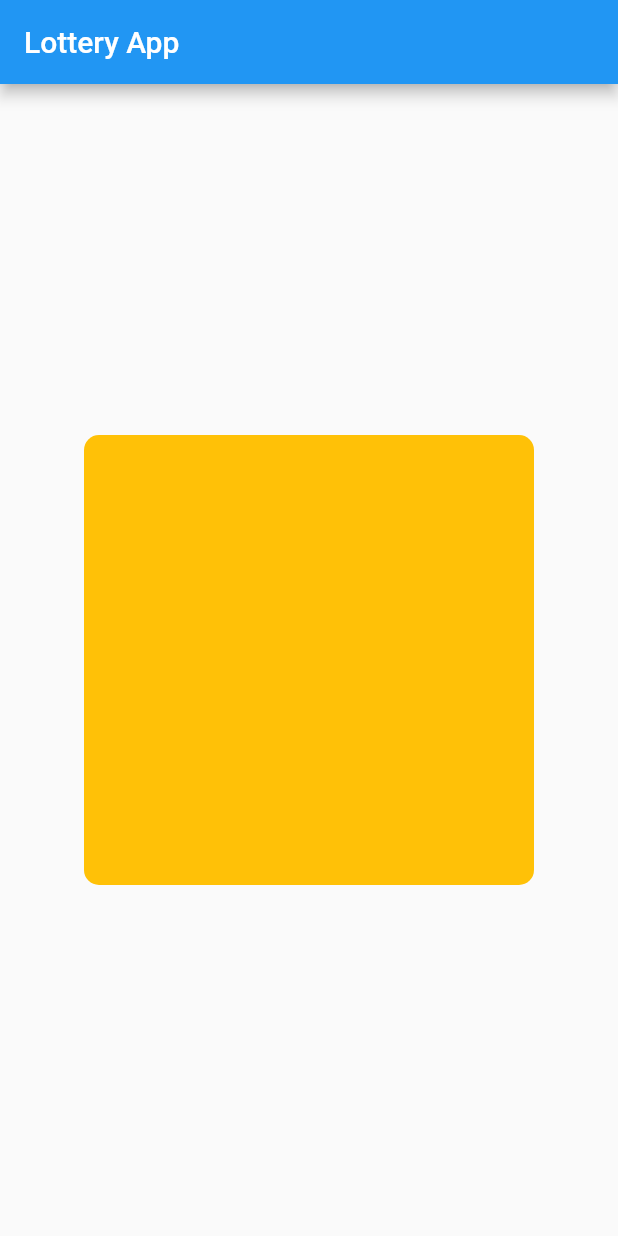
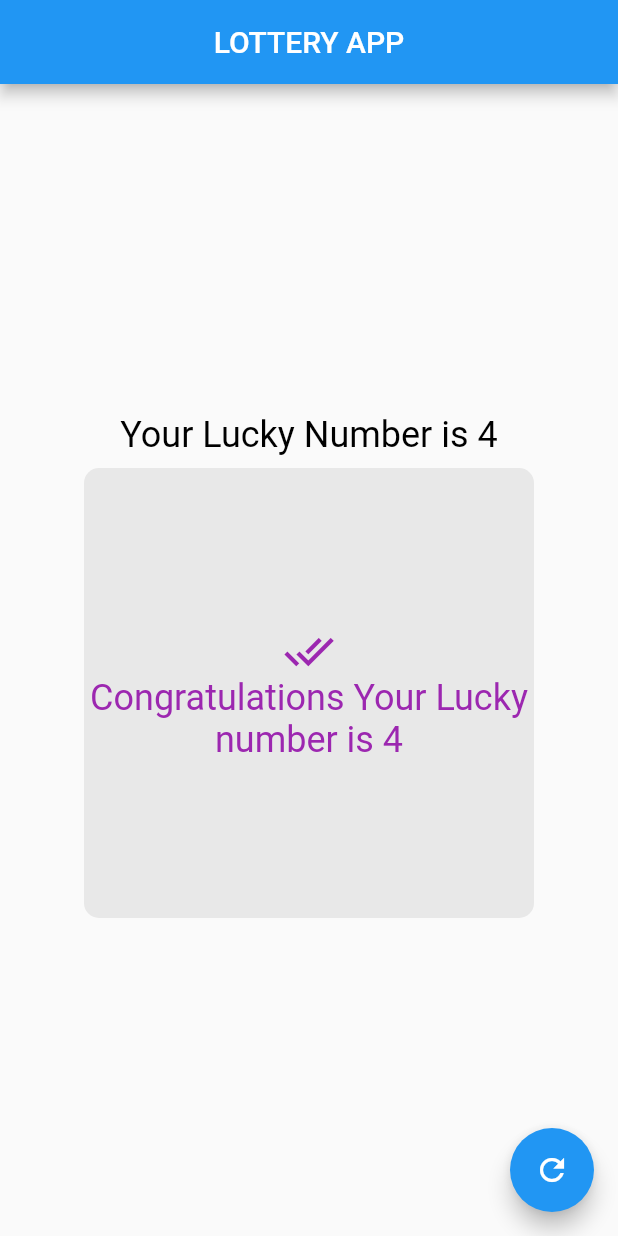
Before and after one commit to mahartanveerahmad/lottery, a Flutter app: the screen it shows after launch, on a phone screen of 412 x 824 dp. Run offline on Flutter 3.47's test engine with Material 2 defaults, Android fonts, the phone set to English and light mode, and no system bars.

Commit message:
Applying logic of lottry

```diff
--- a/lib/screens/home_screen.dart
+++ b/lib/screens/home_screen.dart
@@ -1,4 +1,6 @@
+import 'package:flutter/foundation.dart';
 import 'package:flutter/material.dart';
+import 'dart:math';
 
 class HomeScreen extends StatefulWidget {
   const HomeScreen({super.key});
@@ -8,21 +10,88 @@ class HomeScreen extends StatefulWidget {
 }
 
 class _HomeScreenState extends State<HomeScreen> {
+  int luckyNumber = 4;
+  void updateNumber() {
+    setState(() {
+      luckyNumber = Random().nextInt(5);
+    });
+  }
+
   @override
   Widget build(BuildContext context) {
     return Scaffold(
       appBar: AppBar(
-        title: const Text("Lottery App"),
+        title: const Center(
+          child: Text("LOTTERY APP"),
+        ),
       ),
       body: Center(
-        child: Container(
-          height: 300,
-          width: 300,
-          decoration: BoxDecoration(
-            color: Colors.amber,
-            borderRadius: BorderRadius.circular(10),
-          ),
+        child: Column(
+          mainAxisAlignment: MainAxisAlignment.center,
+          children: [
+            const Padding(
+              padding: EdgeInsets.all(8.0),
+              child: Text(
+                "Your Lucky Number is 4",
+                style: TextStyle(
+                  color: Colors.black,
+                  fontSize: 24,
+                ),
+              ),
+            ),
+            Container(
+              height: 300,
+              width: 300,
+              decoration: BoxDecoration(
+                color: Colors.grey.withOpacity(0.2),
+                borderRadius: BorderRadius.circular(10),
+              ),
+              child: luckyNumber == 4
+                  ? Column(
+                      mainAxisAlignment: MainAxisAlignment.center,
+                      crossAxisAlignment: CrossAxisAlignment.center,
+                      children: [
+                        const Icon(
+                          Icons.done_all,
+                          size: 34,
+                          color: Colors.purple,
+                        ),
+                        Text(
+                          textAlign: TextAlign.center,
+                          "Congratulations Your Lucky number is $luckyNumber ",
+                          style: const TextStyle(
+                            fontSize: 24,
+                            color: Colors.purple,
+                          ),
+                        ),
+                      ],
+                    )
+                  : Column(
+                      mainAxisAlignment: MainAxisAlignment.center,
+                      crossAxisAlignment: CrossAxisAlignment.center,
+                      children: [
+                        const Icon(
+                          Icons.error,
+                          size: 34,
+                          color: Colors.red,
+                        ),
+                        Text(
+                          textAlign: TextAlign.center,
+                          "Your Lucky number is $luckyNumber try again",
+                          style: const TextStyle(
+                            fontSize: 24,
+                            color: Colors.red,
+                          ),
+                        ),
+                      ],
+                    ),
+            ),
+          ],
         ),
+      ),
+      floatingActionButton: FloatingActionButton(
+        onPressed: updateNumber,
+        child: const Icon(Icons.refresh),
       ),
     );
   }
```
